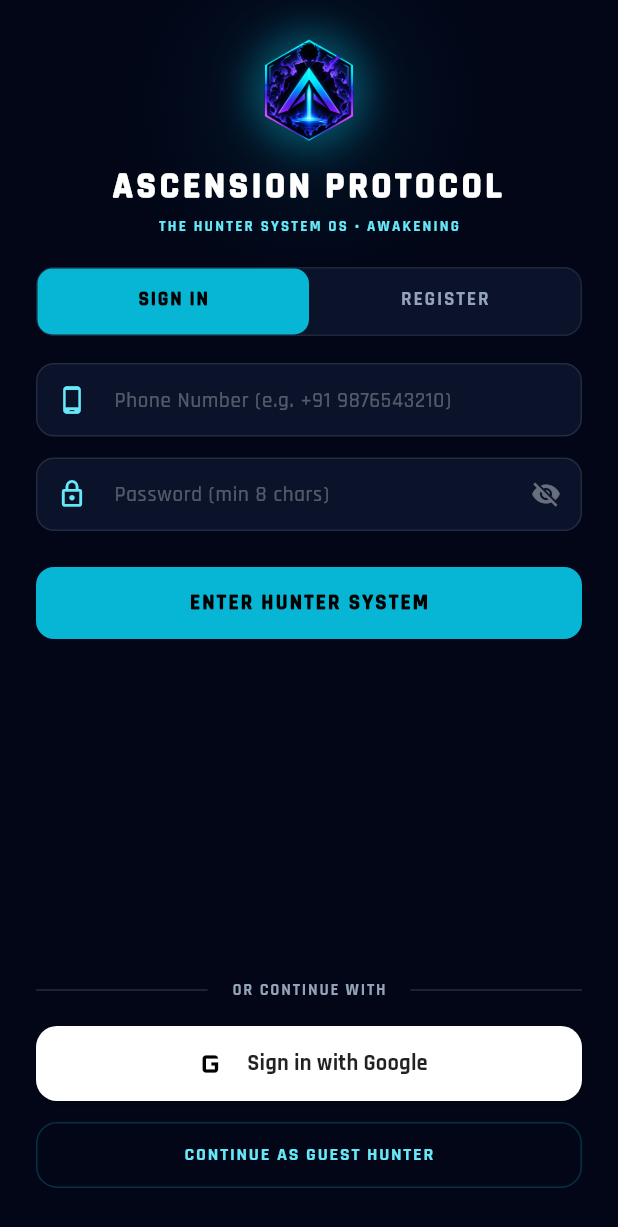
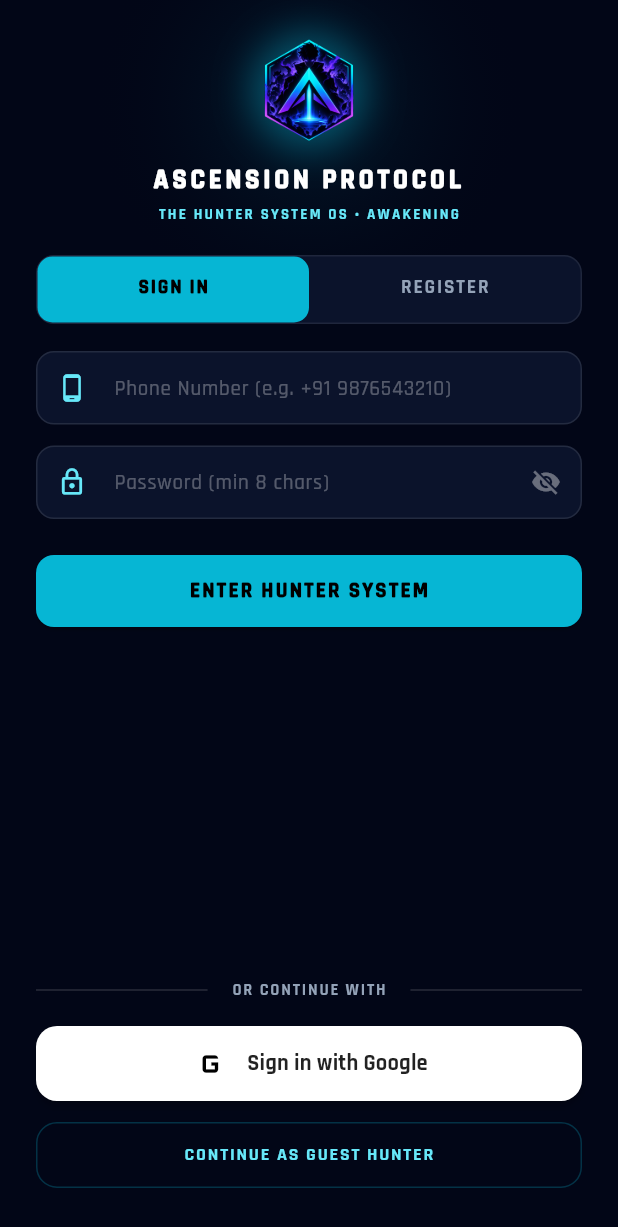
Before and after one commit to kamaleshramesh7275-cloud/ascension-protocol, a Flutter app: the screen it shows after launch, on a phone screen of 412 x 824 dp. Shown: the top 1227 px of the screen. Run offline on Flutter 3.47's test engine with Material 3 defaults, Android fonts, the phone set to English and light mode, and no system bars; drawn by our look-alikes of flutter_animate; our stand-ins replace audioplayers, connectivity_plus, dio, firebase_core, firebase_messaging, flutter_riverpod and 5 more; accounts and stored records are empty.

Commit message:
fix(auth,theme): resolve bearer token error & enable full app-wide font cascading

```diff
--- a/mobile/lib/core/api/api_client.dart
+++ b/mobile/lib/core/api/api_client.dart
@@ -64,7 +64,11 @@ class ApiClient {
       InterceptorsWrapper(
         onRequest: (options, handler) async {
           // 1. Strictly attach Bearer token (x-firebase-uid is eliminated per contract)
-          final token = await SessionStorage.getToken();
+          var token = await SessionStorage.getToken();
+          if ((token == null || token.isEmpty) && onRefreshToken != null) {
+            // Proactively obtain or refresh token before sending request
+            token = await onRefreshToken!.call();
+          }
           if (token != null && token.isNotEmpty) {
             options.headers['Authorization'] = 'Bearer $token';
           }
--- a/mobile/lib/core/api/api_endpoints.dart
+++ b/mobile/lib/core/api/api_endpoints.dart
@@ -7,6 +7,7 @@ class ApiEndpoints {
   static const String loginGuest = '/api/auth/login-guest';
   static const String loginPhone = '/api/auth/login-phone';
   static const String registerLocal = '/api/auth/register-local';
+  static const String refreshSession = '/api/auth/refresh-session';
   static const String completeProfile = '/api/user/complete-profile';
   static const String authMe = '/api/user';
   static const String updateUser = '/api/user';
--- a/mobile/lib/core/storage/session_storage.dart
+++ b/mobile/lib/core/storage/session_storage.dart
@@ -58,7 +58,9 @@ class SessionStorage {
   // Backward-compatible Guest UID accessor
   static Future<String> getOrCreateGuestUid() async {
     final existing = await getFirebaseUid();
-    if (existing != null && existing.isNotEmpty) return existing;
+    if (existing != null && existing.isNotEmpty && existing.startsWith('guest_')) {
+      return existing;
+    }
     final guestUid = 'guest_${DateTime.now().millisecondsSinceEpoch}';
     await saveFirebaseUid(guestUid);
     return guestUid;
--- a/mobile/lib/core/theme/hunter_theme.dart
+++ b/mobile/lib/core/theme/hunter_theme.dart
@@ -174,6 +174,24 @@ class HunterTheme {
     }
   }
 
+  static TextStyle baseTextStyle(
+    HunterFontId font, {
+    bool isDisplay = false,
+    double? fontSize,
+    FontWeight? fontWeight,
+    Color? color,
+    double? letterSpacing,
+  }) {
+    return _themedStyle(
+      font,
+      isDisplay: isDisplay,
+      fontSize: fontSize,
+      fontWeight: fontWeight,
+      color: color,
+      letterSpacing: letterSpacing,
+    );
+  }
+
   static TextStyle _themedStyle(
     HunterFontId font, {
     bool isDisplay = false,
@@ -251,17 +269,57 @@ class HunterTheme {
           displayMedium: _themedStyle(
             font,
             isDisplay: true,
-            fontSize: 24,
+            fontSize: 28,
             fontWeight: FontWeight.bold,
             color: palette.textPrimary,
             letterSpacing: 1.2,
           ),
-          titleLarge: _themedStyle(
+          displaySmall: _themedStyle(
+            font,
+            isDisplay: true,
+            fontSize: 24,
+            fontWeight: FontWeight.bold,
+            color: palette.textPrimary,
+            letterSpacing: 1.0,
+          ),
+          headlineLarge: _themedStyle(
+            font,
+            fontSize: 22,
+            fontWeight: FontWeight.w700,
+            color: palette.textPrimary,
+            letterSpacing: 0.8,
+          ),
+          headlineMedium: _themedStyle(
             font,
             fontSize: 20,
             fontWeight: FontWeight.w700,
             color: palette.textPrimary,
+            letterSpacing: 0.6,
+          ),
+          headlineSmall: _themedStyle(
+            font,
+            fontSize: 18,
+            fontWeight: FontWeight.w600,
+            color: palette.textPrimary,
+          ),
+          titleLarge: _themedStyle(
+            font,
+            fontSize: 18,
+            fontWeight: FontWeight.w700,
+            color: palette.textPrimary,
             letterSpacing: 0.8,
+          ),
+          titleMedium: _themedStyle(
+            font,
+            fontSize: 16,
+            fontWeight: FontWeight.w600,
+            color: palette.textPrimary,
+          ),
+          titleSmall: _themedStyle(
+            font,
+            fontSize: 14,
+            fontWeight: FontWeight.w600,
+            color: palette.textPrimary,
           ),
           bodyLarge: _themedStyle(
             font,
@@ -273,6 +331,30 @@ class HunterTheme {
             font,
             fontSize: 14,
             fontWeight: FontWeight.normal,
+            color: palette.textMuted,
+          ),
+          bodySmall: _themedStyle(
+            font,
+            fontSize: 12,
+            fontWeight: FontWeight.normal,
+            color: palette.textMuted,
+          ),
+          labelLarge: _themedStyle(
+            font,
+            fontSize: 14,
+            fontWeight: FontWeight.w600,
+            color: palette.textPrimary,
+          ),
+          labelMedium: _themedStyle(
+            font,
+            fontSize: 12,
+            fontWeight: FontWeight.w500,
+            color: palette.textMuted,
+          ),
+          labelSmall: _themedStyle(
+            font,
+            fontSize: 10,
+            fontWeight: FontWeight.w500,
             color: palette.textMuted,
           ),
         );
--- a/mobile/lib/main.dart
+++ b/mobile/lib/main.dart
@@ -50,6 +50,13 @@ class AscensionMobileApp extends ConsumerWidget {
       title: 'Ascension Protocol',
       debugShowCheckedModeBanner: false,
       theme: HunterTheme.buildTheme(appearance.themeId, appearance.fontId),
+      builder: (context, child) {
+        final baseStyle = HunterTheme.baseTextStyle(appearance.fontId);
+        return DefaultTextStyle.merge(
+          style: baseStyle,
+          child: child ?? const SizedBox.shrink(),
+        );
+      },
       home: authState.when(
         data: (user) {
           if (user != null) {
```
Also changed, not shown: mobile/lib/core/api/auth_repository.dart (+32 -2 lines), mobile/lib/features/settings/settings_screen.dart (+2 -8 lines), 2 other files.
